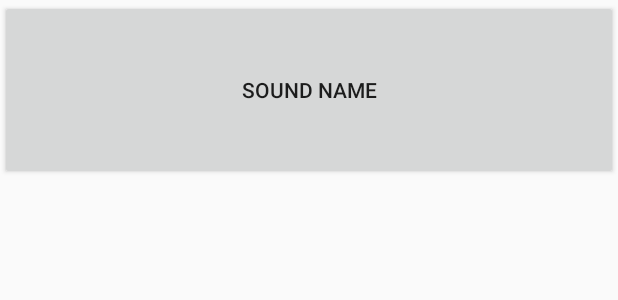
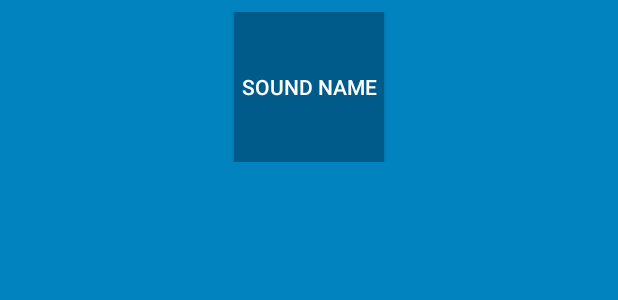
Before and after one commit to csiems/MVVM_Beatbox, an Android app: the layout list_item_sound.xml on its own in the app's theme, with its tools: preview values and no code run, on a phone screen of 412 x 824 dp. Shown: the top 300 px of the screen. Run offline under Robolectric (Android 15) with nearby library versions, the phone set to English and light mode, and no system bars.

Commit message:
update beatbox theme

```diff
--- a/app/src/main/java/com/bignerdranch/android/beatbox/BeatBoxFragment.java
+++ b/app/src/main/java/com/bignerdranch/android/beatbox/BeatBoxFragment.java
@@ -37,6 +37,9 @@ public class BeatBoxFragment extends Fragment {
         final FragmentBeatBoxBinding binding = DataBindingUtil
                 .inflate(inflater, R.layout.fragment_beat_box, container, false);
 
+
+        binding.recyclerView.setLayoutManager(new GridLayoutManager(getActivity(), 3));
+        binding.recyclerView.setAdapter(new SoundAdapter(mBeatBox.getSounds()));
         binding.seekBar.setOnSeekBarChangeListener(new SeekBar.OnSeekBarChangeListener() {
             @Override
             public void onProgressChanged(SeekBar seekBar, int progress, boolean fromUser) {
@@ -54,8 +57,7 @@ public class BeatBoxFragment extends Fragment {
 
             }
         });
-        binding.recyclerView.setLayoutManager(new GridLayoutManager(getActivity(), 3));
-        binding.recyclerView.setAdapter(new SoundAdapter(mBeatBox.getSounds()));
+
         return binding.getRoot();
     }
 
--- /dev/null
+++ b/app/src/main/res/drawable/button_beat_box_normal.xml
@@ -0,0 +1,4 @@
+<?xml version="1.0" encoding="utf-8"?>
+<selector xmlns:android="http://schemas.android.com/apk/res/android">
+
+</selector>
--- a/app/src/main/res/layout/fragment_beat_box.xml
+++ b/app/src/main/res/layout/fragment_beat_box.xml
@@ -15,9 +15,11 @@
             android:id="@+id/seek_bar_textview"
             android:layout_width="match_parent"
             android:layout_height="25dp"
-            android:padding="1dp"
+            android:padding="3dp"
+            android:paddingStart="10dp"
             android:textSize="15sp"
-            android:text="Playback Speed: 100%"/>
+            android:text="Playback Speed: 100%"
+            android:background="@color/black"/>
 
         <android.support.v7.widget.AppCompatSeekBar
             android:id="@+id/seek_bar"
--- a/app/src/main/res/layout/list_item_sound.xml
+++ b/app/src/main/res/layout/list_item_sound.xml
@@ -6,10 +6,17 @@
             type="com.bignerdranch.android.beatbox.SoundViewModel"/>
     </data>
 
-    <Button
+    <FrameLayout
         android:layout_width="match_parent"
-        android:layout_height="120dp"
-        android:onClick="@{() -> viewModel.onButtonClicked()}"
-        android:text="@{viewModel.title}"
-        tools:text="Sound name"/>
+        android:layout_height="wrap_content"
+        android:layout_margin="8dp">
+        <Button
+            android:layout_width="100dp"
+            android:layout_height="100dp"
+            android:layout_gravity="center"
+            android:onClick="@{() -> viewModel.onButtonClicked()}"
+            android:text="@{viewModel.title}"
+            tools:text="Sound name"/>
+    </FrameLayout>
+
 </layout>
--- a/app/src/main/res/values/colors.xml
+++ b/app/src/main/res/values/colors.xml
@@ -3,4 +3,13 @@
     <color name="colorPrimary">#3F51B5</color>
     <color name="colorPrimaryDark">#303F9F</color>
     <color name="colorAccent">#FF4081</color>
+
+    <color name="red">#F44336</color>
+    <color name="dark_red">#C3352B</color>
+    <color name="gray">#607D8B</color>
+    <color name="soothing_blue">#0083BF</color>
+    <color name="dark_blue">#005A8A</color>
+    <color name="light_gray">#D3D3D3</color>
+    <color name="black">#000000</color>
+
 </resources>
--- a/app/src/main/res/values/styles.xml
+++ b/app/src/main/res/values/styles.xml
@@ -1,11 +1,24 @@
 <resources>
 
     <!-- Base application theme. -->
-    <style name="AppTheme" parent="Theme.AppCompat.Light.DarkActionBar">
+    <style name="AppTheme" parent="Theme.AppCompat">
         <!-- Customize your theme here. -->
-        <item name="colorPrimary">@color/colorPrimary</item>
-        <item name="colorPrimaryDark">@color/colorPrimaryDark</item>
-        <item name="colorAccent">@color/colorAccent</item>
+        <item name="colorPrimary">@color/red</item>
+        <item name="colorPrimaryDark">@color/dark_red</item>
+        <item name="colorAccent">@color/gray</item>
+
+        <item name="android:windowBackground">@color/soothing_blue</item>
+        <item name="buttonStyle">@style/BeatBoxButton</item>
+        <item name="seekBarStyle">@style/BeatBoxSeekbar</item>
+
+    </style>
+
+    <style name="BeatBoxButton" parent="Widget.AppCompat.Button">
+        <item name="android:background">@color/dark_blue</item>
+    </style>
+
+    <style name="BeatBoxSeekbar" parent="Widget.AppCompat.SeekBar">
+        <item name="android:background">@color/black</item>
     </style>
 
 </resources>
```
